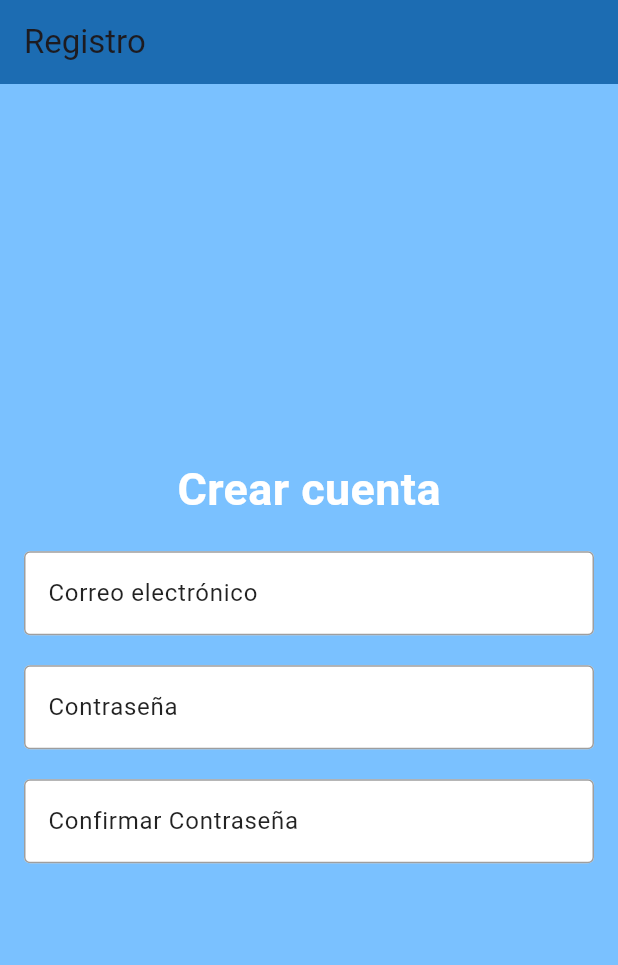
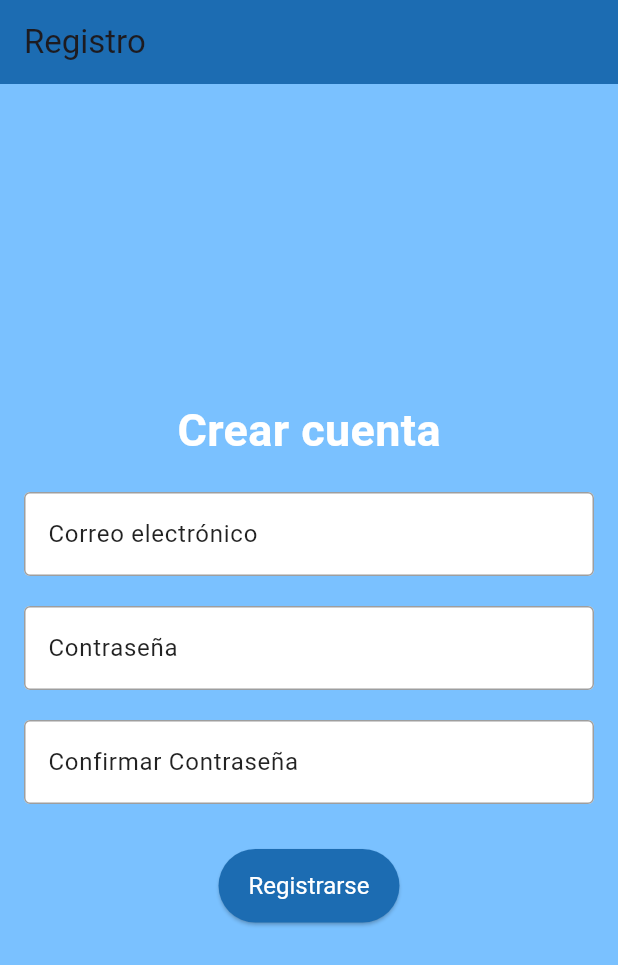
Before and after one commit to Jotaoesee/actividad3_app, a Flutter app: the screen it shows after launch, on a phone screen of 412 x 824 dp. Shown: the top 965 px of the screen. Run offline on Flutter 3.47's test engine with Material 3 defaults, Android fonts, the phone set to English and light mode, and no system bars.

Commit message:
añado el boton para que pulse el usuario y registrarse. hago ultimo commit antes de dejarlo por hoy

```diff
--- a/lib/pantallas/registro.dart
+++ b/lib/pantallas/registro.dart
@@ -12,12 +12,12 @@ class Registro extends StatelessWidget {
       ),
       body: Container(
         color: const Color.fromARGB(255, 122, 193, 255),
-        child: const Padding(
-          padding: EdgeInsets.all(16),
+        child: Padding(
+          padding: const EdgeInsets.all(16),
           child: Column(
-          mainAxisAlignment: MainAxisAlignment.center,
+            mainAxisAlignment: MainAxisAlignment.center,
             children: [
-              Text(
+              const Text(
                 "Crear cuenta",
                 style: TextStyle(
                   fontSize: 30,
@@ -25,8 +25,8 @@ class Registro extends StatelessWidget {
                   color: Colors.white,
                 ),
               ),
-              SizedBox(height: 20),
-              TextField(
+              const SizedBox(height: 20),
+              const TextField(
                 decoration: InputDecoration(
                   filled: true,
                   fillColor: Colors.white,
@@ -41,8 +41,8 @@ class Registro extends StatelessWidget {
                   ),
                 ),
               ),
-              SizedBox(height: 20),
-              TextField(
+              const SizedBox(height: 20),
+              const TextField(
                 decoration: InputDecoration(
                   filled: true,
                   fillColor: Colors.white,
@@ -57,8 +57,8 @@ class Registro extends StatelessWidget {
                   ),
                 ),
               ),
-               SizedBox(height: 20),
-               TextField(
+              const SizedBox(height: 20),
+              const TextField(
                 decoration: InputDecoration(
                   filled: true,
                   fillColor: Colors.white,
@@ -73,9 +73,24 @@ class Registro extends StatelessWidget {
                   ),
                 ),
               ),
-            ]
+              const SizedBox(height: 30),
+              ElevatedButton(
+                style: ElevatedButton.styleFrom(
+                  backgroundColor: const Color.fromARGB(255, 28, 108, 178),
+                  padding: const EdgeInsets.symmetric(horizontal: 20, vertical: 15),
+                  textStyle: const TextStyle(fontSize: 16),
+                ),
+                onPressed: () {
+                  print("Registro completado");
+                },
+                child: const Text(
+                  "Registrarse",
+                  style: TextStyle(color: Colors.white),
+                ),
+              ),
+            ],
           ),
-        )
+        ),
       ),
     );
   }
```
